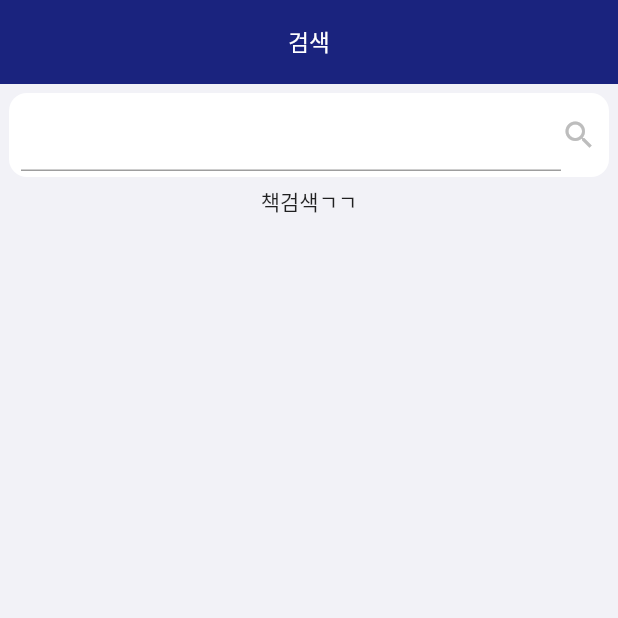
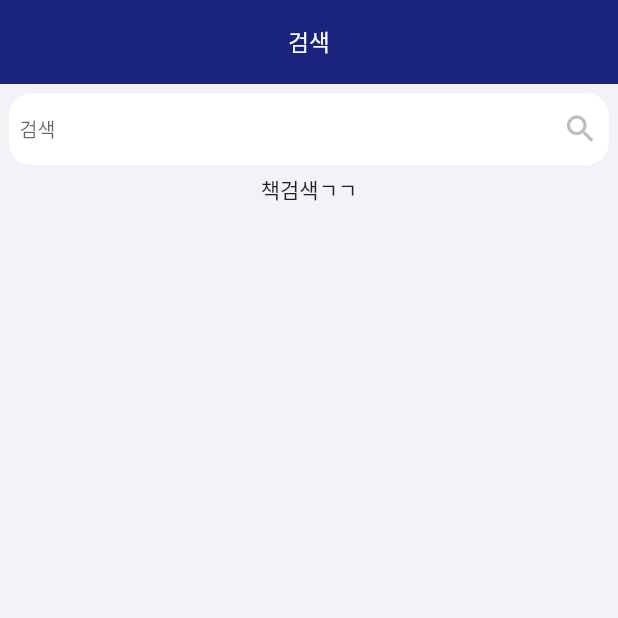
Before and after one commit to saeminakim/sanchaek_flutter, a Flutter app: the Search screen opened directly, on a phone screen of 412 x 824 dp, the top half of it. Run offline on Flutter 3.47's test engine with Material 2 defaults, Android fonts, the phone set to English and light mode, and no system bars; our stand-ins replace cookie_jar, dio, fluttertoast, mobx, retrofit; generated files the repository leaves out were written again; network calls fail.

Commit message:
0913 Search Box

```diff
--- a/lib/pages/search.dart
+++ b/lib/pages/search.dart
@@ -4,6 +4,7 @@ import 'package:fluttertoast/fluttertoast.dart';
 import 'package:sanchaek/constants/customColor.dart';
 import 'package:sanchaek/http/client.dart';
 import 'package:sanchaek/models/bookModel.dart';
+import 'package:sanchaek/pages/bookDetails.dart';
 
 class Search extends StatefulWidget {
   @override
@@ -54,16 +55,15 @@ class _SearchState extends State<Search> {
 
   _searchBar() => Container(
         margin: EdgeInsets.all(6),
-        child: DecoratedBox(
+        child: Column(
+          children: [
+            DecoratedBox(
               decoration: BoxDecoration(
                 color: Colors.white,
-            borderRadius: BorderRadius.circular(12),
+                borderRadius: BorderRadius.circular(15),
               ),
               child: Container(
-            padding: EdgeInsets.symmetric(
-              horizontal: 8,
-              vertical: 4,
-            ),
+                padding: EdgeInsets.only(left: 7, right: 7),
                 child: Row(
                   children: [
                     Expanded(
@@ -71,31 +71,20 @@ class _SearchState extends State<Search> {
                         controller: _textController,
                         style: TextStyle(
                           fontSize: 13,
-                      color: Colors.black,
                         ),
-                    // decoration: InputDecoration(
-                    //   border: InputBorder.none,
-                    //   focusedBorder: InputBorder.none,
-                    //   enabledBorder: InputBorder.none,
-                    //   errorBorder: InputBorder.none,
-                    //   disabledBorder: InputBorder.none,
-                    //   contentPadding: EdgeInsets.all(5),
-                    //   prefixIcon: IconButton(
-                    //     icon: Icon(Icons.search),
-                    //     color: CustomColors.iconGrey,
-                    //     iconSize: 20,
-                    //     onPressed: () async {
-                    //       _books =
-                    //           await Client.create().books(_textController.text);
-                    //       setState(() {});
-                    //     },
-                    //   ),
-                    // ),
+                        decoration: InputDecoration(
+                          hintText: "검색",
+                          focusedBorder: InputBorder.none,
+                          enabledBorder: InputBorder.none,
+                          errorBorder: InputBorder.none,
+                          disabledBorder: InputBorder.none,
+                        ),
                       ),
                     ),
                     GestureDetector(
                       onTap: () async {
-                    _books = await Client.create().books(_textController.text);
+                        _books =
+                            await Client.create().books(_textController.text);
                         setState(() {});
                       },
                       child: Icon(
@@ -106,6 +95,8 @@ class _SearchState extends State<Search> {
                   ],
                 ),
               ),
+            ),
+          ],
         ),
       );
 
@@ -142,10 +133,20 @@ class _SearchState extends State<Search> {
   }
 
   _bookCard(BookModel book) {
-    return Container(
+    return InkWell(
+      onTap: () {
+        Navigator.of(context).push(
+          MaterialPageRoute(
+            builder: (BuildContext context) {
+              return BookDetails(book: book);
+            },
+          ),
+        );
+      },
+      child: Container(
         width: displayWidth * 0.24,
         decoration: BoxDecoration(
-        color: CupertinoColors.white,
+          color: Colors.white,
           borderRadius: BorderRadius.circular(8),
         ),
         padding: EdgeInsets.all(8),
@@ -228,13 +229,24 @@ class _SearchState extends State<Search> {
             ),
           ],
         ),
+      ),
     );
   }
 
   _bookThumbnail(BookModel book) {
     final thumbnail = book.thumbnail;
     final thumbnailIsEmpty = thumbnail.isEmpty;
-    return Container(
+    return InkWell(
+      onTap: () {
+        Navigator.of(context).push(
+          MaterialPageRoute(
+            builder: (BuildContext context) {
+              return BookDetails(book: book);
+            },
+          ),
+        );
+      },
+      child: Container(
         decoration: BoxDecoration(
           color: CupertinoColors.white,
           borderRadius: BorderRadius.circular(4),
@@ -254,6 +266,7 @@ class _SearchState extends State<Search> {
             ? Image.asset('assets/noimage.png')
             : Image(
                 image: NetworkImage(thumbnail),
+              ),
       ),
     );
   }
```
Lines whose indentation alone changed are shown as unchanged.
